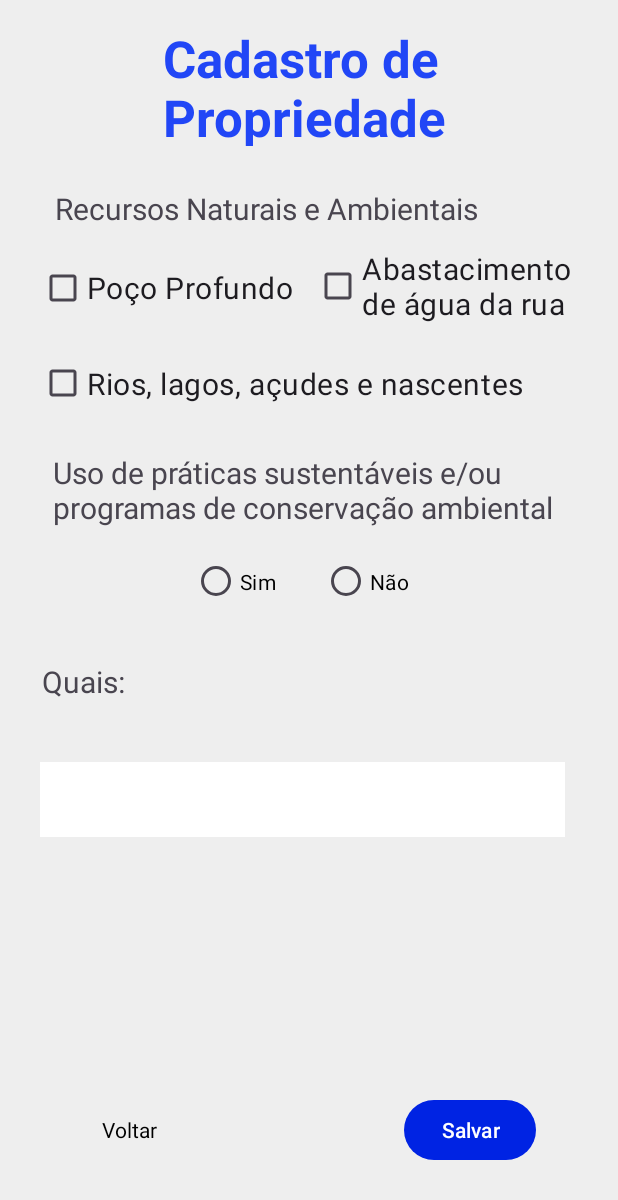
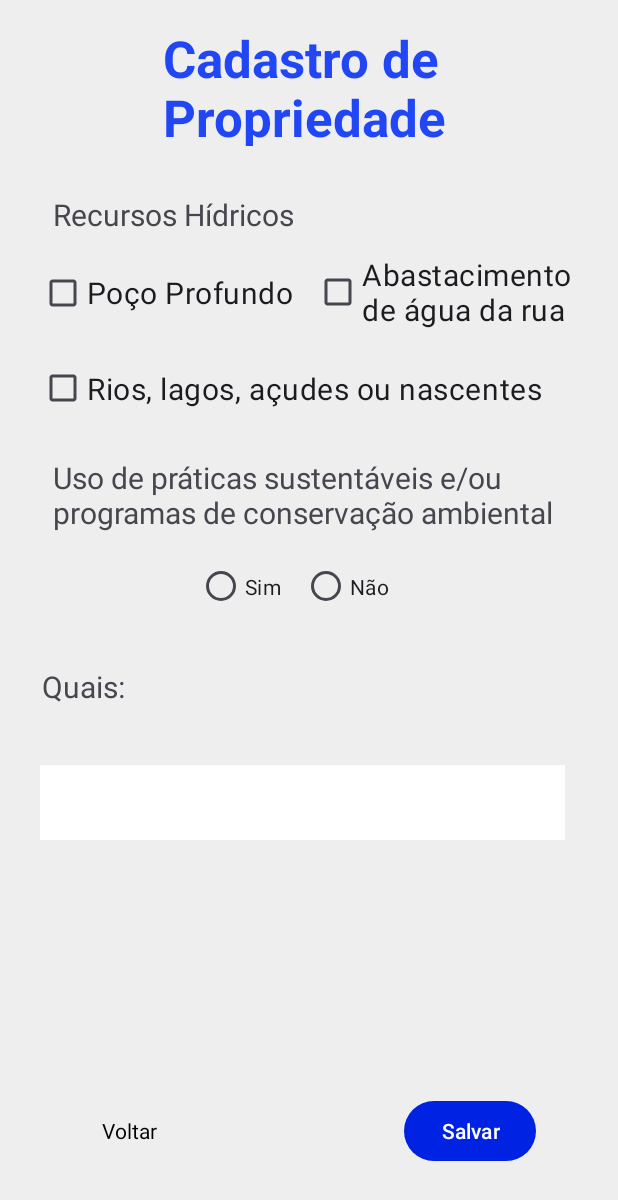
Before and after one commit to Luis098765/RumimWeb, an Android app: the CadastroDePropriedade2 screen opened directly, with no data from a screen before it, on a phone screen of 412 x 824 dp. Shown: the top 1200 px of the screen. Run offline under Robolectric (Android 15) with nearby library versions, the phone set to English and light mode, and no system bars; our stand-ins replace Firebase (no records; nobody signed in at launch, a user with empty details on screens opened directly).

Commit message:
Alterações no cadastro de propriedade e finalização da criação

```diff
--- a/app/src/main/java/com/example/teste/MainActivity.kt
+++ b/app/src/main/java/com/example/teste/MainActivity.kt
@@ -33,7 +33,7 @@ class MainActivity : AppCompatActivity() {
             if (email.isNotEmpty() && password.isNotEmpty()) {
                 signIn(email, password)
             } else {
-                Toast.makeText(this@MainActivity, "Por favor, preencha os campos!", Toast.LENGTH_SHORT).show()
+                Toast.makeText(this@MainActivity, "Preencha todos os campos!", Toast.LENGTH_SHORT).show()
             }
         }
 
--- a/app/src/main/res/layout/activity_cadastro_de_propriedade2.xml
+++ b/app/src/main/res/layout/activity_cadastro_de_propriedade2.xml
@@ -26,14 +26,13 @@
         android:id="@+id/textView19"
         android:layout_width="wrap_content"
         android:layout_height="wrap_content"
-        android:layout_marginTop="28dp"
-        android:text="Recursos Naturais e Ambientais"
+        android:layout_marginTop="32dp"
+        android:text="Recursos Hídricos"
         android:textSize="20sp"
         app:layout_constraintEnd_toEndOf="parent"
-        app:layout_constraintHorizontal_bias="0.282"
+        app:layout_constraintHorizontal_bias="0.141"
         app:layout_constraintStart_toStartOf="parent"
         app:layout_constraintTop_toBottomOf="@+id/textView16" />
-
 
     <TextView
         android:id="@+id/textView22"
@@ -45,7 +44,7 @@
         app:layout_constraintEnd_toEndOf="parent"
         app:layout_constraintHorizontal_bias="0.555"
         app:layout_constraintStart_toStartOf="parent"
-        app:layout_constraintTop_toBottomOf="@+id/checkNascentes" />
+        app:layout_constraintTop_toBottomOf="@+id/checkRios" />
 
     <Button
         android:id="@+id/btVoltar"
@@ -65,7 +64,7 @@
         app:layout_constraintVertical_bias="0.024" />
 
     <EditText
-        android:id="@+id/editTextText6"
+        android:id="@+id/editPraticasAmbientais"
         android:layout_width="350dp"
         android:layout_height="50dp"
         android:background="@color/white"
@@ -81,20 +80,20 @@
         tools:ignore="MissingConstraints" />
 
     <CheckBox
-        android:id="@+id/checkRios"
+        android:id="@+id/checkPoco"
         android:layout_width="181dp"
         android:layout_height="53dp"
         android:text="Poço Profundo"
         android:textSize="20sp"
         app:layout_constraintBottom_toBottomOf="parent"
-        app:layout_constraintEnd_toStartOf="@+id/checkLagos"
+        app:layout_constraintEnd_toStartOf="@+id/checkAbastecimento"
         app:layout_constraintHorizontal_bias="0.928"
         app:layout_constraintStart_toStartOf="parent"
         app:layout_constraintTop_toBottomOf="@+id/textView19"
         app:layout_constraintVertical_bias="0.02" />
 
     <CheckBox
-        android:id="@+id/checkLagos"
+        android:id="@+id/checkAbastecimento"
         android:layout_width="186dp"
         android:layout_height="53dp"
         android:layout_marginTop="8dp"
@@ -108,16 +107,16 @@
         app:layout_constraintVertical_bias="0.037" />
 
     <CheckBox
-        android:id="@+id/checkNascentes"
+        android:id="@+id/checkRios"
         android:layout_width="367dp"
         android:layout_height="43dp"
-        android:text="Rios, lagos, açudes e nascentes"
+        android:text="Rios, lagos, açudes ou nascentes"
         android:textSize="20sp"
         app:layout_constraintBottom_toBottomOf="parent"
         app:layout_constraintEnd_toEndOf="parent"
         app:layout_constraintHorizontal_bias="0.0"
-        app:layout_constraintStart_toStartOf="@+id/checkRios"
-        app:layout_constraintTop_toBottomOf="@+id/checkRios"
+        app:layout_constraintStart_toStartOf="@+id/checkPoco"
+        app:layout_constraintTop_toBottomOf="@+id/checkPoco"
         app:layout_constraintVertical_bias="0.027" />
 
     <TextView
@@ -127,7 +126,7 @@
         android:layout_marginTop="80dp"
         android:text="Quais:"
         android:textSize="20sp"
-        app:layout_constraintBottom_toTopOf="@+id/editTextText6"
+        app:layout_constraintBottom_toTopOf="@+id/editPraticasAmbientais"
         app:layout_constraintEnd_toEndOf="parent"
         app:layout_constraintHorizontal_bias="0.078"
         app:layout_constraintStart_toStartOf="parent"
@@ -144,32 +143,30 @@
         app:layout_constraintEnd_toEndOf="parent"
         app:layout_constraintHorizontal_bias="0.832"
         app:layout_constraintStart_toStartOf="parent"
-        app:layout_constraintTop_toBottomOf="@+id/editTextText6"
+        app:layout_constraintTop_toBottomOf="@+id/editPraticasAmbientais"
         app:layout_constraintVertical_bias="0.786" />
 
-    <RadioButton
-        android:id="@+id/Sim"
-        android:layout_width="71dp"
+    <RadioGroup
+        android:id="@+id/radioGroup"
+        android:layout_width="150dp"
         android:layout_height="54dp"
-        android:layout_marginStart="128dp"
-        android:text="Sim"
-        android:textColor="@color/black"
-        android:textColorHighlight="@color/blue"
+        android:orientation="horizontal"
+        app:layout_constraintEnd_toEndOf="parent"
         app:layout_constraintStart_toStartOf="parent"
-        app:layout_constraintTop_toBottomOf="@+id/textView22" />
+        app:layout_constraintTop_toBottomOf="@+id/textView22">
 
-    <RadioButton
-        android:id="@+id/Nao"
-        android:layout_width="77dp"
-        android:layout_height="54dp"
-        android:text="Não"
-        android:textColor="@color/black"
-        android:textColorHighlight="@color/blue"
-        app:layout_constraintBottom_toBottomOf="@+id/Sim"
-        app:layout_constraintEnd_toEndOf="parent"
-        app:layout_constraintHorizontal_bias="0.111"
-        app:layout_constraintStart_toEndOf="@+id/Sim"
-        app:layout_constraintTop_toTopOf="@+id/Sim"
-        app:layout_constraintVertical_bias="0.0" />
+        <RadioButton
+            android:id="@+id/checkSim"
+            android:layout_width="70dp"
+            android:layout_height="54dp"
+            android:text="Sim" />
+
+        <RadioButton
+            android:id="@+id/checkNao"
+            android:layout_width="70dp"
+            android:layout_height="54dp"
+            android:text="Não" />
+
+    </RadioGroup>
 
 </androidx.constraintlayout.widget.ConstraintLayout>
```
Also changed, not shown: app/src/main/java/com/example/teste/CadastroDePropriedade1.kt (+13 -27 lines), app/src/main/java/com/example/teste/CadastroDePropriedade2.kt (+65 -0 lines).
